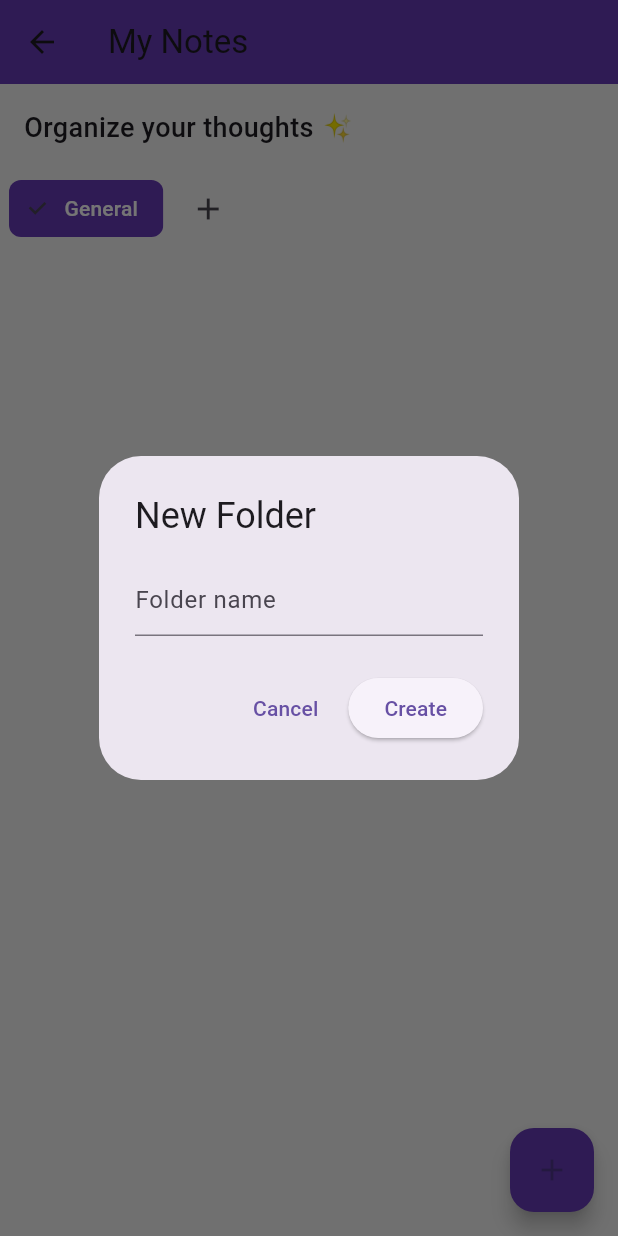
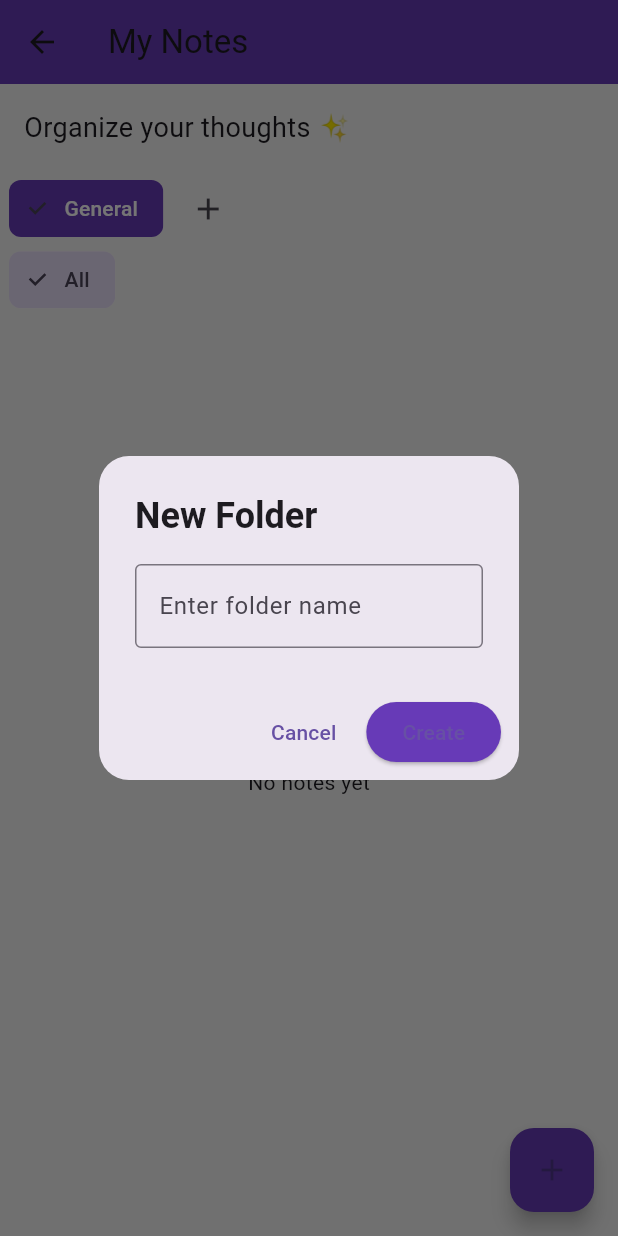
Before and after one commit to SrushtiTarate8/college-student-app, a Flutter app: the NotesScreen screen opened directly, after a tap on the "add" icon, on a phone screen of 412 x 824 dp. Run offline on Flutter 3.47's test engine with Material 3 defaults, Android fonts, the phone set to English and light mode, and no system bars; our stand-ins replace file_picker, image_picker.

Commit message:
date feature

```diff
--- a/lib/screens/notes_screen.dart
+++ b/lib/screens/notes_screen.dart
@@ -14,15 +14,19 @@ class _NotesScreenState extends State<NotesScreen> {
   Map<String, List<Map<String, dynamic>>> folders = {"General": []};
 
   String selectedFolder = "General";
+  String? selectedDate;
+
+  String formatDate(DateTime date) {
+    return "${date.day}/${date.month}/${date.year}";
+  }
 
   void addNote(String text) {
-    final time = TimeOfDay.now().format(context);
-
     setState(() {
       folders[selectedFolder]!.add({
         "text": text,
         "type": "text",
-        "time": time,
+        "time": TimeOfDay.now().format(context),
+        "date": DateTime.now(),
       });
     });
   }
@@ -40,13 +44,9 @@ class _NotesScreenState extends State<NotesScreen> {
 
     showDialog(
       context: context,
-      builder: (context) {
-        return AlertDialog(
+      builder: (_) => AlertDialog(
         title: const Text("Edit Note"),
-          content: TextField(
-            controller: controller,
-            decoration: const InputDecoration(border: OutlineInputBorder()),
-          ),
+        content: TextField(controller: controller),
         actions: [
           TextButton(
             onPressed: () => Navigator.pop(context),
@@ -54,18 +54,16 @@ class _NotesScreenState extends State<NotesScreen> {
           ),
           ElevatedButton(
             onPressed: () {
-                if (controller.text.isNotEmpty) {
               setState(() {
                 folders[selectedFolder]![index]["text"] = controller.text;
+                folders[selectedFolder]![index]["date"] = DateTime.now();
               });
-                }
               Navigator.pop(context);
             },
             child: const Text("Update"),
           ),
         ],
-        );
-      },
+      ),
     );
   }
 
@@ -80,6 +78,7 @@ class _NotesScreenState extends State<NotesScreen> {
           "file": File(pickedFile.path),
           "type": "image",
           "time": TimeOfDay.now().format(context),
+          "date": DateTime.now(),
         });
       });
     }
@@ -95,6 +94,7 @@ class _NotesScreenState extends State<NotesScreen> {
           "file": File(result.files.single.path!),
           "type": "file",
           "time": TimeOfDay.now().format(context),
+          "date": DateTime.now(),
         });
       });
     }
@@ -105,19 +105,35 @@ class _NotesScreenState extends State<NotesScreen> {
 
     showDialog(
       context: context,
-      builder: (context) {
-        return AlertDialog(
-          title: const Text("New Folder"),
+      builder: (_) => AlertDialog(
+        shape: RoundedRectangleBorder(borderRadius: BorderRadius.circular(20)),
+        title: const Text(
+          "New Folder",
+          style: TextStyle(fontWeight: FontWeight.bold),
+        ),
         content: TextField(
           controller: controller,
-            decoration: const InputDecoration(hintText: "Folder name"),
+          decoration: const InputDecoration(
+            hintText: "Enter folder name",
+            border: OutlineInputBorder(),
           ),
+        ),
+        actionsPadding: const EdgeInsets.symmetric(horizontal: 12, vertical: 8),
         actions: [
+          // ❌ Cancel button (missing before)
           TextButton(
             onPressed: () => Navigator.pop(context),
             child: const Text("Cancel"),
           ),
+
+          // ✅ Create button
           ElevatedButton(
+            style: ElevatedButton.styleFrom(
+              backgroundColor: Colors.deepPurple,
+              shape: RoundedRectangleBorder(
+                borderRadius: BorderRadius.circular(20),
+              ),
+            ),
             onPressed: () {
               if (controller.text.isNotEmpty) {
                 setState(() {
@@ -130,8 +146,7 @@ class _NotesScreenState extends State<NotesScreen> {
             child: const Text("Create"),
           ),
         ],
-        );
-      },
+      ),
     );
   }
 
@@ -140,14 +155,13 @@ class _NotesScreenState extends State<NotesScreen> {
 
     showDialog(
       context: context,
-      builder: (context) {
-        return AlertDialog(
+      builder: (_) => AlertDialog(
         title: const Text("Add Note"),
         content: TextField(
           controller: controller,
           decoration: const InputDecoration(
+            hintText: "Write something...",
             border: OutlineInputBorder(),
-              hintText: "Write something...",
           ),
         ),
         actions: [
@@ -165,35 +179,47 @@ class _NotesScreenState extends State<NotesScreen> {
               pickFile();
             },
           ),
+
+          // ✅ CANCEL BUTTON (this was missing)
           TextButton(
             onPressed: () => Navigator.pop(context),
             child: const Text("Cancel"),
           ),
+
           ElevatedButton(
             onPressed: () {
-                if (controller.text.isNotEmpty) {
               addNote(controller.text);
-                }
               Navigator.pop(context);
             },
             child: const Text("Add"),
           ),
         ],
-        );
-      },
+      ),
     );
   }
 
   @override
   Widget build(BuildContext context) {
-    final notes = folders[selectedFolder]!;
+    final allNotes = folders[selectedFolder]!;
+
+    // extract unique dates
+    final dates = allNotes
+        .map((note) => formatDate(note["date"]))
+        .toSet()
+        .toList();
+
+    // filter notes by date
+    final notes = selectedDate == null
+        ? allNotes
+        : allNotes
+              .where((note) => formatDate(note["date"]) == selectedDate)
+              .toList();
 
     return Scaffold(
       backgroundColor: Colors.grey[100],
       appBar: AppBar(
         title: const Text("My Notes"),
         backgroundColor: Colors.deepPurple,
-        elevation: 0,
       ),
       body: Column(
         crossAxisAlignment: CrossAxisAlignment.start,
@@ -202,11 +228,11 @@ class _NotesScreenState extends State<NotesScreen> {
             padding: EdgeInsets.all(16),
             child: Text(
               "Organize your thoughts ✨",
-              style: TextStyle(fontSize: 18, fontWeight: FontWeight.w500),
+              style: TextStyle(fontSize: 18),
             ),
           ),
 
-          // 🔹 Folder Chips
+          // 📁 FOLDER CHIPS (unchanged UI)
           SizedBox(
             height: 50,
             child: ListView(
@@ -223,6 +249,7 @@ class _NotesScreenState extends State<NotesScreen> {
                       onSelected: (_) {
                         setState(() {
                           selectedFolder = folder;
+                          selectedDate = null;
                         });
                       },
                       selectedColor: Colors.deepPurple,
@@ -237,17 +264,48 @@ class _NotesScreenState extends State<NotesScreen> {
             ),
           ),
 
+          // 📅 DATE CHIPS (NEW)
+          SizedBox(
+            height: 45,
+            child: ListView(
+              scrollDirection: Axis.horizontal,
+              children: [
+                Padding(
+                  padding: const EdgeInsets.symmetric(horizontal: 6),
+                  child: ChoiceChip(
+                    label: const Text("All"),
+                    selected: selectedDate == null,
+                    onSelected: (_) {
+                      setState(() {
+                        selectedDate = null;
+                      });
+                    },
+                  ),
+                ),
+                ...dates.map((date) {
+                  return Padding(
+                    padding: const EdgeInsets.symmetric(horizontal: 6),
+                    child: ChoiceChip(
+                      label: Text(date),
+                      selected: selectedDate == date,
+                      onSelected: (_) {
+                        setState(() {
+                          selectedDate = date;
+                        });
+                      },
+                    ),
+                  );
+                }),
+              ],
+            ),
+          ),
+
           const SizedBox(height: 10),
 
-          // 🔹 Notes
+          // 📝 NOTES (unchanged UI)
           Expanded(
             child: notes.isEmpty
-                ? const Center(
-                    child: Text(
-                      "No notes yet 📝",
-                      style: TextStyle(color: Colors.grey),
-                    ),
-                  )
+                ? const Center(child: Text("No notes yet"))
                 : ListView.builder(
                     padding: const EdgeInsets.all(10),
                     itemCount: notes.length,
@@ -268,25 +326,14 @@ class _NotesScreenState extends State<NotesScreen> {
                           crossAxisAlignment: CrossAxisAlignment.start,
                           children: [
                             note["type"] == "image"
-                                ? ClipRRect(
-                                    borderRadius: BorderRadius.circular(10),
-                                    child: Image.file(
-                                      note["file"],
-                                      height: 150,
-                                      width: double.infinity,
-                                      fit: BoxFit.cover,
-                                    ),
-                                  )
-                                : Text(
-                                    note["text"],
-                                    style: const TextStyle(fontSize: 16),
-                                  ),
+                                ? Image.file(note["file"], height: 150)
+                                : Text(note["text"]),
                             const SizedBox(height: 8),
                             Row(
                               mainAxisAlignment: MainAxisAlignment.spaceBetween,
                               children: [
                                 Text(
-                                  note["time"],
+                                  "${formatDate(note["date"])} • ${note["time"]}",
                                   style: const TextStyle(
                                     color: Colors.grey,
                                     fontSize: 12,
@@ -301,8 +348,7 @@ class _NotesScreenState extends State<NotesScreen> {
                                       deleteNote(index);
                                     }
                                   },
-                                  itemBuilder: (context) => [
-                                    if (note["type"] == "text")
+                                  itemBuilder: (_) => [
                                     const PopupMenuItem(
                                       value: "edit",
                                       child: Text("Edit"),
```
Lines whose indentation alone changed are shown as unchanged.
